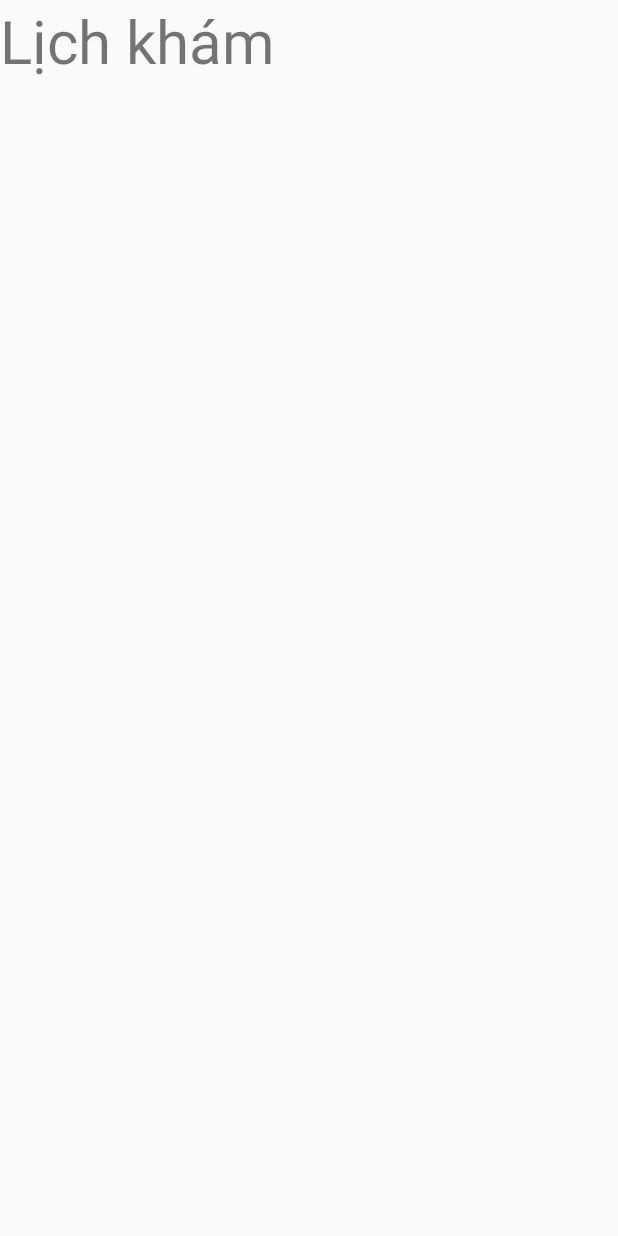
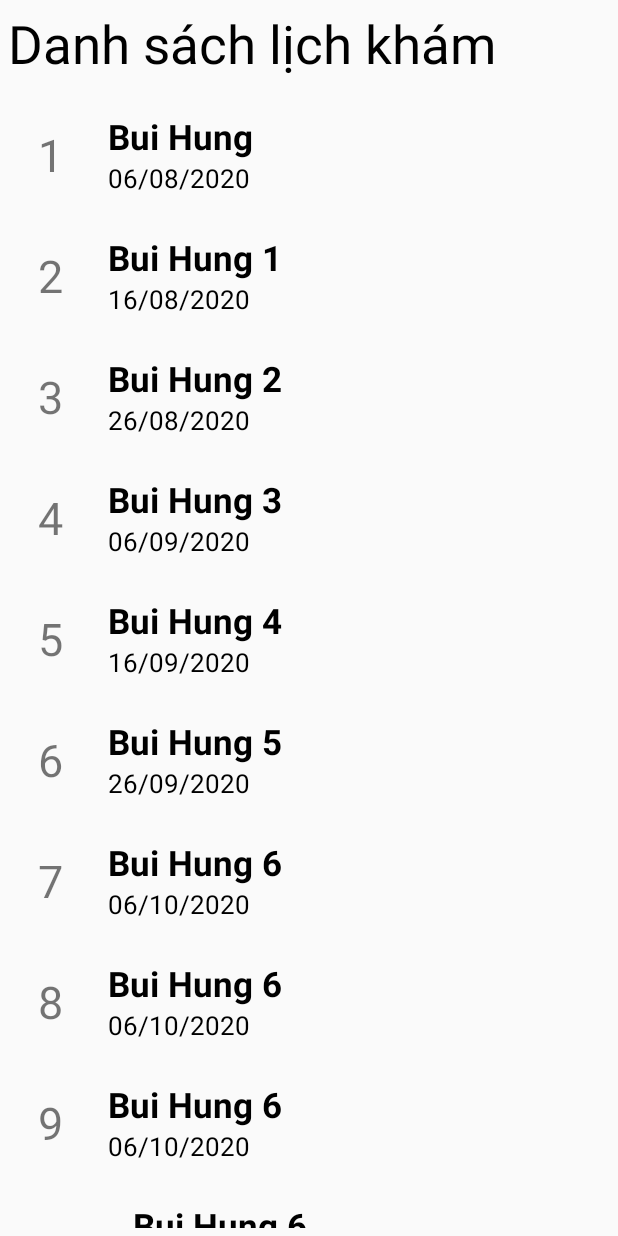
Before and after one commit to hblong1111/Do4Life, an Android app: the fragment ExamScheduleFragment shown on its own in the app's theme, on a phone screen of 412 x 824 dp. Run offline under Robolectric (Android 15) with nearby library versions, the phone set to English and light mode, and no system bars.

Commit message:
DanhSachLichKham

```diff
--- /dev/null
+++ b/app/src/main/java/com/longhb/do4life/apdapter/ExamScheduleAdapter.java
@@ -0,0 +1,55 @@
+package com.longhb.do4life.apdapter;
+
+import android.content.Context;
+import android.view.LayoutInflater;
+import android.view.View;
+import android.view.ViewGroup;
+import android.widget.TextView;
+
+import androidx.annotation.NonNull;
+import androidx.lifecycle.ViewModel;
+import androidx.recyclerview.widget.RecyclerView;
+
+import com.longhb.do4life.R;
+import com.longhb.do4life.model.Exam;
+
+import java.util.ArrayList;
+
+public class ExamScheduleAdapter extends RecyclerView.Adapter<ExamScheduleAdapter.RecyclerViewHolder> {
+    private ArrayList<Exam> examList;
+    Context context;
+
+    public ExamScheduleAdapter(ArrayList<Exam> examList, Context context) {
+        this.examList = examList;
+        this.context = context;
+    }
+
+    @NonNull
+    @Override
+    public ExamScheduleAdapter.RecyclerViewHolder onCreateViewHolder(@NonNull ViewGroup parent, int viewType) {
+        View view= LayoutInflater.from(parent.getContext()).inflate(R.layout.item_exam_schedule, parent, false);
+        return new RecyclerViewHolder(view);
+    }
+
+    @Override
+    public void onBindViewHolder(@NonNull ExamScheduleAdapter.RecyclerViewHolder holder, int position) {
+        holder.tv_stt.setText(examList.get(position).STT);
+        holder.tv_Name_exam.setText(examList.get(position).Name);
+        holder.tv_day.setText(examList.get(position).day);
+    }
+
+    @Override
+    public int getItemCount() {
+        return examList.size();
+    }
+
+    public class RecyclerViewHolder extends RecyclerView.ViewHolder {
+        TextView tv_stt,tv_Name_exam,tv_day;
+        public RecyclerViewHolder(@NonNull View itemView) {
+            super(itemView);
+            tv_stt=itemView.findViewById(R.id.tv_stt_exam);
+            tv_Name_exam=itemView.findViewById(R.id.tv_Name_exam);
+            tv_day=itemView.findViewById(R.id.tv_day_exam);
+        }
+    }
+}
--- a/app/src/main/java/com/longhb/do4life/apdapter/ProfileAdapter.java
+++ b/app/src/main/java/com/longhb/do4life/apdapter/ProfileAdapter.java
@@ -20,7 +20,7 @@ import java.util.ArrayList;
 
 import de.hdodenhof.circleimageview.CircleImageView;
 
-public class ProfileAdapter extends RecyclerView.Adapter<ProfileAdapter.RecyclerViewHolder> {
+    public class ProfileAdapter extends RecyclerView.Adapter<ProfileAdapter.RecyclerViewHolder> {
     private ArrayList<Profile> listPro;
     Context context;
 
--- a/app/src/main/java/com/longhb/do4life/fragment/ExamScheduleFragment.java
+++ b/app/src/main/java/com/longhb/do4life/fragment/ExamScheduleFragment.java
@@ -4,21 +4,48 @@ import android.os.Bundle;
 import android.view.LayoutInflater;
 import android.view.View;
 import android.view.ViewGroup;
+import android.widget.LinearLayout;
+import android.widget.RelativeLayout;
 import android.widget.TextView;
 
 import androidx.annotation.NonNull;
 import androidx.fragment.app.Fragment;
+import androidx.recyclerview.widget.LinearLayoutManager;
 import androidx.recyclerview.widget.RecyclerView;
 
 import com.longhb.do4life.R;
+import com.longhb.do4life.apdapter.ExamScheduleAdapter;
+import com.longhb.do4life.model.Exam;
+
+import java.util.ArrayList;
 
 public class ExamScheduleFragment extends Fragment{
-
+    RecyclerView rcv_Exam;
+    ExamScheduleAdapter examAdapter;
     public View onCreateView(@NonNull LayoutInflater inflater,
                              ViewGroup container, Bundle savedInstanceState) {
         View root = inflater.inflate(R.layout.fragment_exam_schedule, container, false);
-
+        rcv_Exam=root.findViewById(R.id.rcv_ExamSchedule);
+        ShowData();
         return root;
     }
-
+    private void ShowData(){
+        ArrayList<Exam> arrayExam=new ArrayList<>();
+        arrayExam.add(new Exam("1","Bui Hung ","06/08/2020"));
+        arrayExam.add(new Exam("2","Bui Hung 1","16/08/2020"));
+        arrayExam.add(new Exam("3","Bui Hung 2","26/08/2020"));
+        arrayExam.add(new Exam("4","Bui Hung 3","06/09/2020"));
+        arrayExam.add(new Exam("5","Bui Hung 4","16/09/2020"));
+        arrayExam.add(new Exam("6","Bui Hung 5","26/09/2020"));
+        arrayExam.add(new Exam("7","Bui Hung 6","06/10/2020"));
+        arrayExam.add(new Exam("8","Bui Hung 6","06/10/2020"));
+        arrayExam.add(new Exam("9","Bui Hung 6","06/10/2020"));
+        arrayExam.add(new Exam("10","Bui Hung 6","06/10/2020"));
+        arrayExam.add(new Exam("11","Bui Hung 6","06/10/2020"));
+        arrayExam.add(new Exam("12","Bui Hung 6","06/10/2020"));
+        examAdapter=new ExamScheduleAdapter(arrayExam, getContext());
+        LinearLayoutManager linearLayout=new LinearLayoutManager(getContext());
+        rcv_Exam.setAdapter(examAdapter);
+        rcv_Exam.setLayoutManager(linearLayout);
+    }
 }
--- /dev/null
+++ b/app/src/main/java/com/longhb/do4life/model/Exam.java
@@ -0,0 +1,25 @@
+package com.longhb.do4life.model;
+
+import com.google.gson.annotations.Expose;
+import com.google.gson.annotations.SerializedName;
+
+public class Exam {
+    @SerializedName("stt")
+    @Expose
+    public String STT;
+    @SerializedName("name")
+    @Expose
+    public String Name;
+    @SerializedName("day")
+    @Expose
+    public String day;
+
+    public Exam(String STT, String name, String day) {
+        this.STT = STT;
+        Name = name;
+        this.day = day;
+    }
+
+    public Exam() {
+    }
+}
--- a/app/src/main/res/layout/fragment_exam_schedule.xml
+++ b/app/src/main/res/layout/fragment_exam_schedule.xml
@@ -1,8 +1,10 @@
 <?xml version="1.0" encoding="utf-8"?>
-<androidx.constraintlayout.widget.ConstraintLayout xmlns:android="http://schemas.android.com/apk/res/android"
+<LinearLayout xmlns:android="http://schemas.android.com/apk/res/android"
     xmlns:app="http://schemas.android.com/apk/res-auto"
     xmlns:tools="http://schemas.android.com/tools"
     android:layout_width="match_parent"
+    android:orientation="vertical"
+    android:padding="5dp"
     android:layout_height="match_parent"
     tools:context=".fragment.ExamScheduleFragment">
 
@@ -10,8 +12,16 @@
         android:layout_width="wrap_content"
         android:layout_height="wrap_content"
         android:text="@string/menu_scheduleExam"
-        android:textSize="40dp"
+        android:textSize="35dp"
+        android:textColor="#000"
         tools:ignore="MissingConstraints"
         tools:layout_editor_absoluteX="133dp"
         tools:layout_editor_absoluteY="293dp" />
-</androidx.constraintlayout.widget.ConstraintLayout>
+
+    <androidx.recyclerview.widget.RecyclerView
+        android:id="@+id/rcv_ExamSchedule"
+        android:layout_width="match_parent"
+        android:layout_height="wrap_content"
+        android:layout_marginTop="10dp">
+    </androidx.recyclerview.widget.RecyclerView>
+</LinearLayout>
--- /dev/null
+++ b/app/src/main/res/layout/item_exam_schedule.xml
@@ -0,0 +1,35 @@
+<?xml version="1.0" encoding="utf-8"?>
+<LinearLayout xmlns:android="http://schemas.android.com/apk/res/android"
+    android:orientation="horizontal"
+    android:layout_width="match_parent"
+    android:layout_height="wrap_content">
+    <TextView
+        android:id="@+id/tv_stt_exam"
+        android:padding="20dp"
+        android:text="1"
+        android:textSize="30dp"
+        android:layout_width="wrap_content"
+        android:layout_height="wrap_content"/>
+    <LinearLayout
+        android:orientation="vertical"
+        android:layout_gravity="center"
+        android:paddingLeft="10dp"
+        android:layout_width="match_parent"
+        android:layout_height="wrap_content">
+        <TextView
+            android:id="@+id/tv_Name_exam"
+            android:layout_width="match_parent"
+            android:layout_height="wrap_content"
+            android:text="@string/nav_header_title"
+            android:textColor="#000"
+            android:textSize="23dp"
+            android:textStyle="bold" />
+        <TextView
+            android:id="@+id/tv_day_exam"
+            android:layout_width="wrap_content"
+            android:layout_height="wrap_content"
+            android:text="@string/tv_birthday"
+            android:textSize="17dp"
+            android:textColor="#000" />
+    </LinearLayout>
+</LinearLayout>
--- a/app/src/main/res/values/strings.xml
+++ b/app/src/main/res/values/strings.xml
@@ -11,7 +11,7 @@
 
     <string name="menu_home">Trang chủ</string>
     <string name="menu_profile">Hồ sơ</string>
-    <string name="menu_scheduleExam">Lịch khám</string>
+    <string name="menu_scheduleExam">Danh sách lịch khám</string>
     <string name="menu_historyExam">Lịch sử khám</string>
     <string name="menu_about">Giới thiệu</string>
     <string name="menu_policy">Chính sách</string>
```
Also changed, not shown: app/src/main/res/layout/fragment_home.xml (+25 -35 lines), app/src/main/res/layout/fragment_profile.xml (+17 -25 lines), app/src/main/res/layout/header_nav.xml (deleted, +0 -56 lines).
